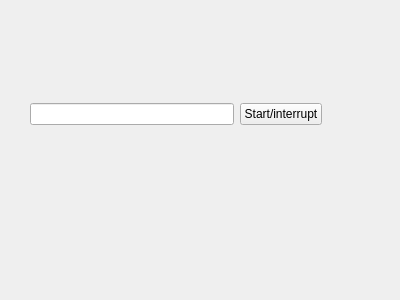
The window that mainwindow.ui (clckwrkbdgr/pomodoro-timer) describes before a commit, drawn with Qt 5.
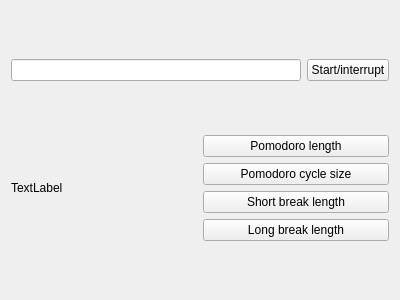
The same window after the commit.

The edit to the form file:
```diff
--- a/mainwindow.ui
+++ b/mainwindow.ui
@@ -13,15 +13,8 @@
   <property name="windowTitle">
    <string>Form</string>
   </property>
-  <widget class="QWidget" name="">
-   <property name="geometry">
-    <rect>
-     <x>30</x>
-     <y>100</y>
-     <width>292</width>
-     <height>29</height>
-    </rect>
-   </property>
+  <layout class="QVBoxLayout" name="verticalLayout_2">
+   <item>
    <layout class="QHBoxLayout" name="horizontalLayout">
     <item>
      <widget class="QLineEdit" name="state"/>
@@ -34,7 +27,51 @@
      </widget>
     </item>
    </layout>
-  </widget>
+   </item>
+   <item>
+    <layout class="QHBoxLayout" name="horizontalLayout_2">
+     <item>
+      <widget class="QLabel" name="description">
+       <property name="text">
+        <string>TextLabel</string>
+       </property>
+      </widget>
+     </item>
+     <item>
+      <layout class="QVBoxLayout" name="verticalLayout">
+       <item>
+        <widget class="QPushButton" name="pomodoroLength">
+         <property name="text">
+          <string>Pomodoro length</string>
+         </property>
+        </widget>
+       </item>
+       <item>
+        <widget class="QPushButton" name="pomodoroCycleSize">
+         <property name="text">
+          <string>Pomodoro cycle size</string>
+         </property>
+        </widget>
+       </item>
+       <item>
+        <widget class="QPushButton" name="shortBreakLength">
+         <property name="text">
+          <string>Short break length</string>
+         </property>
+        </widget>
+       </item>
+       <item>
+        <widget class="QPushButton" name="longBreakLength">
+         <property name="text">
+          <string>Long break length</string>
+         </property>
+        </widget>
+       </item>
+      </layout>
+     </item>
+    </layout>
+   </item>
+  </layout>
  </widget>
  <resources/>
  <connections/>
```
Lines whose indentation alone changed are shown as unchanged.
